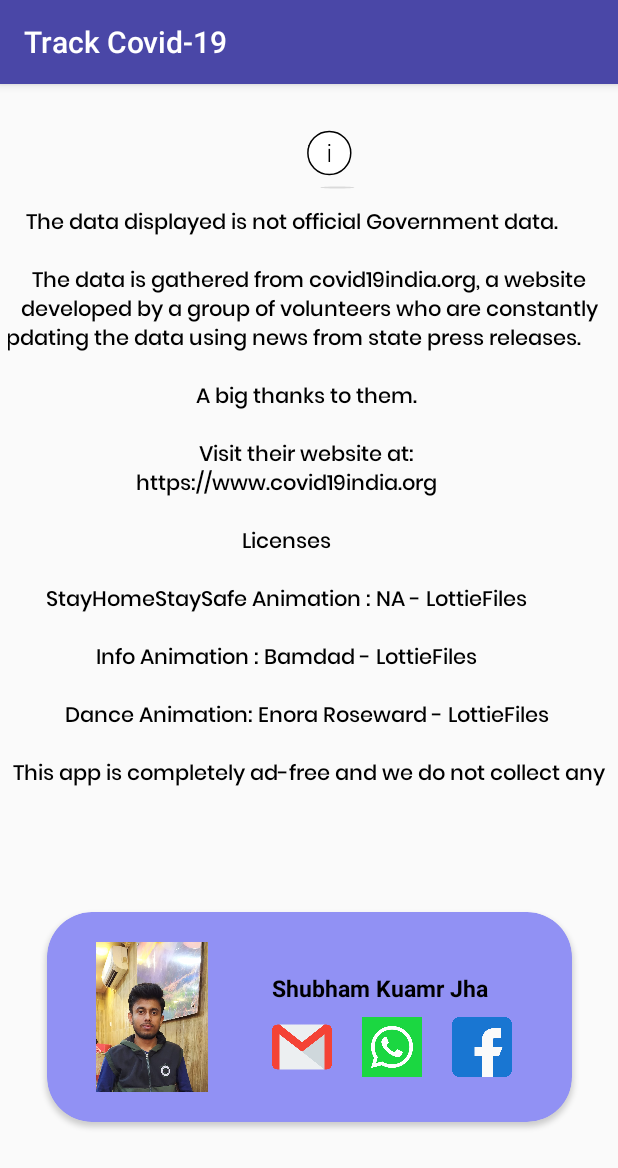
After one commit to Shubham2157/covid-19_Tracker, an Android app: the AboutUsActivity screen opened directly, with no data from a screen before it, on a phone screen of 412 x 824 dp. The commit adds this screen. Shown: the top 1168 px of the screen. Run offline under Robolectric (Android 15) with nearby library versions, the phone set to English and light mode, and no system bars; network calls fail.

Commit message:
info layout added

```diff
--- a/app/build.gradle
+++ b/app/build.gradle
@@ -38,6 +38,7 @@ dependencies {
     implementation 'com.android.volley:volley:1.1.1'
     implementation 'com.leo.simplearcloader:simplearcloader:1.0.+'
     implementation 'com.github.bumptech.glide:glide:4.11.0'
+    implementation 'androidx.legacy:legacy-support-v4:1.0.0'
     annotationProcessor 'com.github.bumptech.glide:compiler:4.11.0'
 
     testImplementation 'junit:junit:4.12'
--- a/app/src/main/AndroidManifest.xml
+++ b/app/src/main/AndroidManifest.xml
@@ -14,6 +14,7 @@
         android:supportsRtl="true"
         android:theme="@style/AppTheme"
         android:usesCleartextTraffic="true">
+        <activity android:name=".AboutUsActivity"></activity>
         <activity
             android:name=".India_Govt_WebActivity"
             android:theme="@style/Theme.AppCompat.Light.NoActionBar" />
--- a/app/src/main/java/com/shubham/covid_19track/OnBoardingActivity.kt
+++ b/app/src/main/java/com/shubham/covid_19track/OnBoardingActivity.kt
@@ -28,5 +28,9 @@ class OnBoardingActivity : AppCompatActivity() {
         gov_portal.setOnClickListener {
             startActivity(Intent(applicationContext, India_Govt_WebActivity::class.java))
         }
+
+        about.setOnClickListener {
+            startActivity(Intent(applicationContext,AboutUsActivity::class.java))
+        }
     }
 }
--- /dev/null
+++ b/app/src/main/res/layout/activity_about_us.xml
@@ -0,0 +1,103 @@
+<?xml version="1.0" encoding="utf-8"?>
+<androidx.constraintlayout.widget.ConstraintLayout xmlns:android="http://schemas.android.com/apk/res/android"
+    xmlns:app="http://schemas.android.com/apk/res-auto"
+    xmlns:tools="http://schemas.android.com/tools"
+    android:layout_width="match_parent"
+    android:layout_height="match_parent"
+    tools:context=".AboutUsActivity">
+
+
+    <TextView
+        android:id="@+id/textView7"
+        android:layout_width="wrap_content"
+        android:layout_height="400dp"
+        android:fontFamily="@font/h"
+        android:gravity="center|top"
+        android:padding="5dp"
+        android:text=" The data displayed is not official Government data.
+       \n\nThe data is gathered from covid19india.org, a website developed by a group of volunteers who are constantly updating the data using news from state press releases.
+        \n\nA big thanks to them. \n\nVisit their website at: \nhttps://www.covid19india.org
+        \n\nLicenses
+        \n\nStayHomeStaySafe Animation : NA - LottieFiles
+        \n\nInfo Animation : Bamdad - LottieFiles
+        \n\nDance Animation: Enora Roseward - LottieFiles
+\n\nThis app is completely ad-free and we do not collect any data of users, not even their first name."
+        android:textColor="#000"
+        android:textSize="14sp"
+        app:layout_constraintBottom_toBottomOf="parent"
+        app:layout_constraintEnd_toEndOf="parent"
+        app:layout_constraintHorizontal_bias="0.0"
+        app:layout_constraintStart_toStartOf="parent"
+        app:layout_constraintTop_toBottomOf="@+id/lottieAnimationView"
+        app:layout_constraintVertical_bias="0.0" />
+
+    <androidx.cardview.widget.CardView
+        android:id="@+id/team2"
+        android:layout_width="350dp"
+        android:layout_height="140dp"
+        app:cardBackgroundColor="@color/card"
+        app:cardCornerRadius="30dp"
+        app:cardMaxElevation="20dp"
+        app:layout_constraintBottom_toBottomOf="parent"
+        app:layout_constraintEnd_toEndOf="parent"
+        app:layout_constraintStart_toStartOf="parent"
+        app:layout_constraintTop_toBottomOf="@+id/textView7">
+
+        <ImageView
+            android:layout_width="100dp"
+            android:layout_height="100dp"
+            android:layout_margin="20dp"
+            android:src="@drawable/shubham" />
+
+
+        <TextView
+            android:layout_width="150dp"
+            android:layout_height="20dp"
+            android:layout_marginLeft="150dp"
+            android:layout_marginTop="40dp"
+            android:text="Shubham Kuamr Jha"
+            android:textColor="@android:color/black"
+            android:textSize="15sp"
+            android:textStyle="bold" />
+
+        <ImageView
+            android:id="@+id/mail_shubham"
+            android:layout_width="40dp"
+            android:layout_height="40dp"
+            android:layout_marginLeft="150dp"
+            android:layout_marginTop="70dp"
+            android:background="@drawable/gmail" />
+
+        <ImageView
+            android:id="@+id/whatsapp_shubham"
+            android:layout_width="40dp"
+            android:layout_height="40dp"
+            android:layout_marginLeft="210dp"
+            android:layout_marginTop="70dp"
+            android:background="@drawable/whatsapp" />
+
+        <ImageView
+            android:id="@+id/facebook_shubham"
+            android:layout_width="40dp"
+            android:layout_height="40dp"
+            android:layout_marginLeft="270dp"
+            android:layout_marginTop="70dp"
+            android:background="@drawable/facebook" />
+
+    </androidx.cardview.widget.CardView>
+
+
+
+    <com.airbnb.lottie.LottieAnimationView
+        android:id="@+id/lottieAnimationView"
+        android:layout_width="194dp"
+        android:layout_height="60dp"
+        android:layout_marginTop="16dp"
+        app:layout_constraintEnd_toEndOf="parent"
+        app:layout_constraintStart_toStartOf="parent"
+        app:layout_constraintTop_toTopOf="parent"
+        app:lottie_autoPlay="true"
+        app:lottie_fileName="info.json"
+        app:lottie_loop="true" />
+
+</androidx.constraintlayout.widget.ConstraintLayout>
--- a/app/src/main/res/layout/activity_on_boarding.xml
+++ b/app/src/main/res/layout/activity_on_boarding.xml
@@ -253,6 +253,7 @@
 
 
             <LinearLayout
+                android:id="@+id/about"
                 android:orientation="vertical"
                 android:layout_weight="1"
                 android:layout_width="0dp"
--- a/app/src/main/res/values/strings.xml
+++ b/app/src/main/res/values/strings.xml
@@ -1,4 +1,7 @@
 <resources>
     <string name="app_name">Track Covid-19</string>
     <string name="fetch">Fetch...</string>
+
+    <!-- TODO: Remove or change this placeholder text -->
+    <string name="hello_blank_fragment">Hello blank fragment</string>
 </resources>
```
Also changed, not shown: app/src/main/assets/info.json (added, +1 -0 lines), app/src/main/java/com/shubham/covid_19track/AboutUsActivity.kt (added, +78 -0 lines), app/src/main/res/drawable/facebook.png (added), app/src/main/res/drawable/gmail.png (added), app/src/main/res/drawable/shubham.jpeg (added), app/src/main/res/drawable/whatsapp.png (added).
